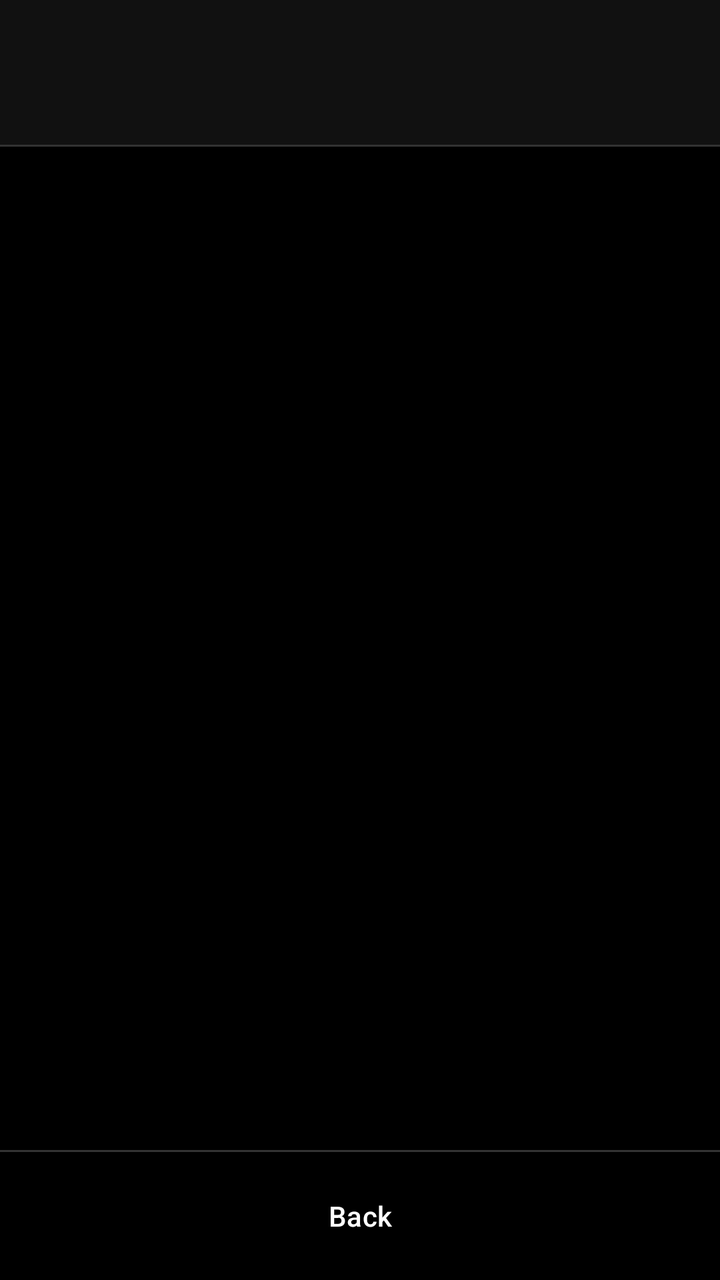
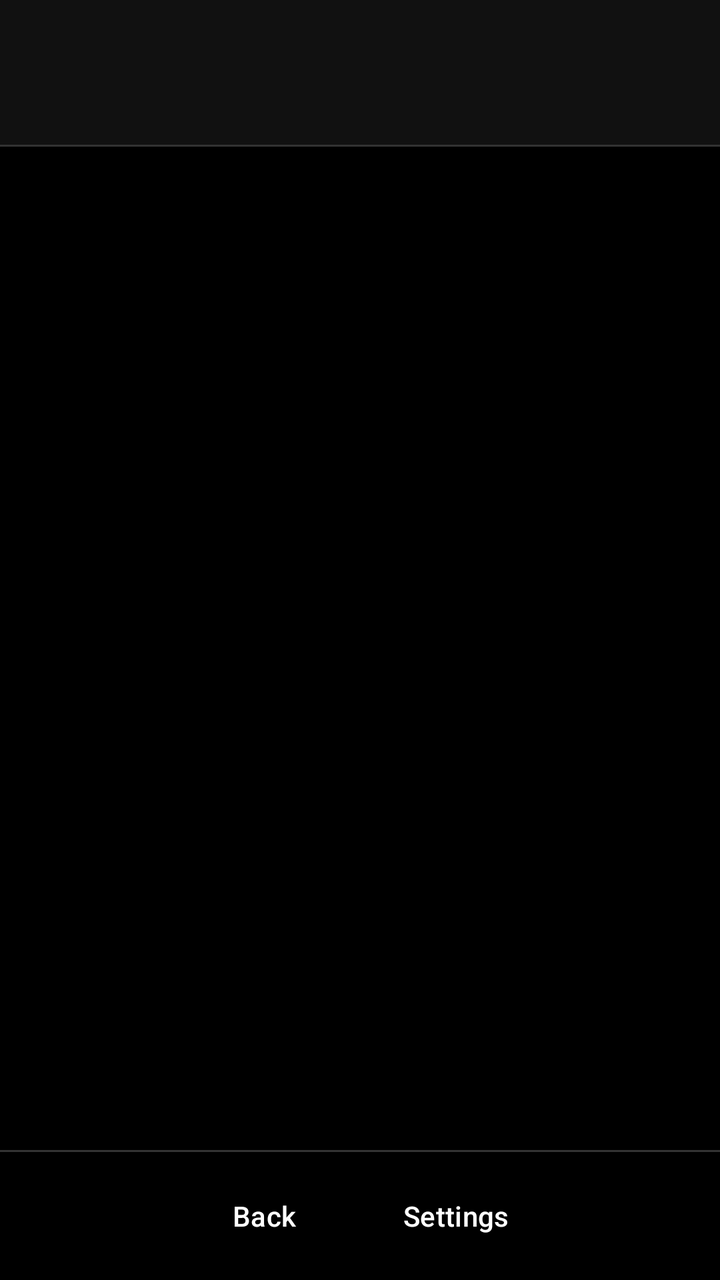

Screens rendered from an Android XML layout before and after an edit, with the pre-edit source and the edit as a unified diff.
<!-- AndroidManifest.xml: application theme Theme.KoldCube -->
<!-- res/layout/fragment_history.xml -->
<?xml version="1.0" encoding="utf-8"?>
<LinearLayout xmlns:android="http://schemas.android.com/apk/res/android"
    android:layout_width="match_parent"
    android:layout_height="match_parent"
    android:orientation="vertical"
    android:background="@color/bg_black">

    
    <LinearLayout
        android:layout_width="match_parent"
        android:layout_height="wrap_content"
        android:orientation="vertical"
        android:padding="16dp"
        android:background="@color/surface_dark">

        <LinearLayout
            android:layout_width="match_parent"
            android:layout_height="wrap_content"
            android:orientation="horizontal"
            android:layout_marginBottom="8dp">

            <TextView
                android:id="@+id/tvBestSingle"
                android:layout_width="0dp"
                android:layout_height="wrap_content"
                android:layout_weight="1"
                android:gravity="center"
                android:textColor="@color/white"
                android:textSize="13sp" />

            <TextView
                android:id="@+id/tvAo5"
                android:layout_width="0dp"
                android:layout_height="wrap_content"
                android:layout_weight="1"
                android:gravity="center"
                android:textColor="@color/white"
                android:textSize="13sp" />

            <TextView
                android:id="@+id/tvAo12"
                android:layout_width="0dp"
                android:layout_height="wrap_content"
                android:layout_weight="1"
                android:gravity="center"
                android:textColor="@color/white"
                android:textSize="13sp" />

            <TextView
                android:id="@+id/tvAo100"
                android:layout_width="0dp"
                android:layout_height="wrap_content"
                android:layout_weight="1"
                android:gravity="center"
                android:textColor="@color/white"
                android:textSize="13sp" />

        </LinearLayout>

        <LinearLayout
            android:layout_width="match_parent"
            android:layout_height="wrap_content"
            android:orientation="horizontal">

            <TextView
                android:id="@+id/tvBestAo5"
                android:layout_width="0dp"
                android:layout_height="wrap_content"
                android:layout_weight="1"
                android:gravity="center"
                android:textColor="@color/white"
                android:textSize="11sp" />

            <TextView
                android:id="@+id/tvBestAo12"
                android:layout_width="0dp"
                android:layout_height="wrap_content"
                android:layout_weight="1"
                android:gravity="center"
                android:textColor="@color/white"
                android:textSize="11sp" />

            <TextView
                android:id="@+id/tvBestAo100"
                android:layout_width="0dp"
                android:layout_height="wrap_content"
                android:layout_weight="1"
                android:gravity="center"
                android:textColor="@color/white"
                android:textSize="11sp" />

        </LinearLayout>

    </LinearLayout>

    <View
        android:layout_width="match_parent"
        android:layout_height="1dp"
        android:background="@color/divider" />

    
    <androidx.recyclerview.widget.RecyclerView
        android:id="@+id/recyclerView"
        android:layout_width="match_parent"
        android:layout_height="0dp"
        android:layout_weight="1" />

    <View
        android:layout_width="match_parent"
        android:layout_height="1dp"
        android:background="@color/divider" />

    
    <com.google.android.material.button.MaterialButton
        android:id="@+id/btnBackToTimer"
        style="@style/Widget.Material3.Button.TextButton"
        android:layout_width="wrap_content"
        android:layout_height="wrap_content"
        android:layout_gravity="center"
        android:layout_margin="8dp"
        android:text="Back"
        android:textColor="@color/white" />

</LinearLayout>
<!-- resources referenced by this layout -->
<resources>
  <color name="bg_black">#FF000000</color>
  <color name="divider">#FF333333</color>
  <color name="surface_dark">#FF111111</color>
  <color name="white">#FFFFFFFF</color>
  <style name="Theme.KoldCube" parent="Base.Theme.KoldCube" />
  <style name="Base.Theme.KoldCube" parent="Theme.Material3.Dark.NoActionBar">
          <item name="android:windowBackground">@color/bg_black</item>
          <item name="android:colorBackground">@color/bg_black</item>
          <item name="colorSurface">@color/bg_black</item>
          <item name="colorOnSurface">@color/white</item>
          <item name="colorPrimary">@color/white</item>
          <item name="colorOnPrimary">@color/bg_black</item>
          <item name="android:textColor">@color/white</item>
      </style>
</resources>

<!-- the commit's change to res/layout/fragment_history.xml (unified diff, before → after) -->
@@ -111,14 +111,30 @@
         android:background="@color/divider" />
 
     
-    <com.google.android.material.button.MaterialButton
-        android:id="@+id/btnBackToTimer"
-        style="@style/Widget.Material3.Button.TextButton"
-        android:layout_width="wrap_content"
+    <LinearLayout
+        android:layout_width="match_parent"
         android:layout_height="wrap_content"
-        android:layout_gravity="center"
-        android:layout_margin="8dp"
-        android:text="Back"
-        android:textColor="@color/white" />
+        android:orientation="horizontal"
+        android:gravity="center"
+        android:padding="8dp">
+
+        <com.google.android.material.button.MaterialButton
+            android:id="@+id/btnBackToTimer"
+            style="@style/Widget.Material3.Button.TextButton"
+            android:layout_width="wrap_content"
+            android:layout_height="wrap_content"
+            android:layout_marginEnd="8dp"
+            android:text="Back"
+            android:textColor="@color/white" />
+
+        <com.google.android.material.button.MaterialButton
+            android:id="@+id/btnSettings"
+            style="@style/Widget.Material3.Button.TextButton"
+            android:layout_width="wrap_content"
+            android:layout_height="wrap_content"
+            android:text="@string/settings"
+            android:textColor="@color/white" />
+
+    </LinearLayout>
 
 </LinearLayout>
<!-- resource entries referenced after the edit -->
@@ -4,6 +4,7 @@
   <color name="divider">#FF333333</color>
   <color name="surface_dark">#FF111111</color>
   <color name="white">#FFFFFFFF</color>
+  <string name="settings">Settings</string>
   <style name="Theme.KoldCube" parent="Base.Theme.KoldCube" />
   <style name="Base.Theme.KoldCube" parent="Theme.Material3.Dark.NoActionBar">
           <item name="android:windowBackground">@color/bg_black</item>
